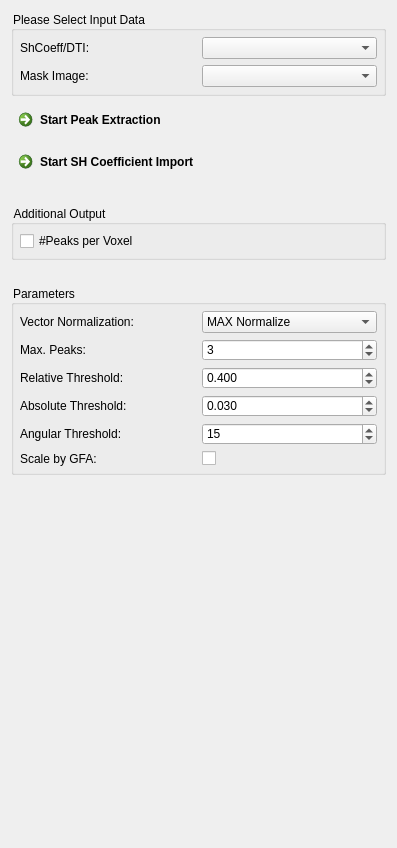
Before: the Qt Designer form Plugins/org.mitk.gui.qt.diffusionimaging.reconstruction/src/internal/QmitkOdfMaximaExtractionViewControls.ui in MIC-DKFZ/MITK-Diffusion, drawn with Qt 5.
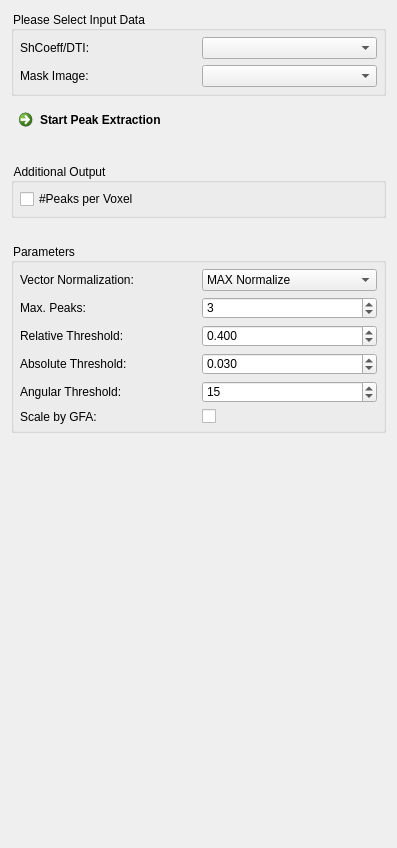
After: the same form once the commit is applied. Custom widgets are drawn as their Qt base class.

Commit message:
Remove the peak view's unreachable SH import
The image combo box admits only tensor and SH images, both 3D, so the
import of 4D SH coefficient images (button, ConvertShCoeffs and its
template) could never be reached; the SH reader imports such files
itself (decided by default, D4; the alternative is to admit 4D float
images and keep the import). Also removed: two geometry locals that
were never read, a VIEW_ID that differed from the plugin.xml id and was
unused, and unused or duplicate includes (mitkFiberBundle.h among
them).

Part of #13

The edit to the form file:
```diff
--- a/Plugins/org.mitk.gui.qt.diffusionimaging.reconstruction/src/internal/QmitkOdfMaximaExtractionViewControls.ui
+++ b/Plugins/org.mitk.gui.qt.diffusionimaging.reconstruction/src/internal/QmitkOdfMaximaExtractionViewControls.ui
@@ -47,19 +47,6 @@
       <property name="bottomMargin">
        <number>0</number>
       </property>
-      <item row="2" column="0">
-       <widget class="QCommandLinkButton" name="m_ImportShCoeffs">
-        <property name="enabled">
-         <bool>true</bool>
-        </property>
-        <property name="toolTip">
-         <string>Generate ODF image and MITK compatible SH coefficient from other toolkits.</string>
-        </property>
-        <property name="text">
-         <string>Start SH Coefficient Import</string>
-        </property>
-       </widget>
-      </item>
       <item row="1" column="0">
        <widget class="QCommandLinkButton" name="m_StartPeakExtractionButton">
         <property name="enabled">
```
The commit also changes 2 other files.
